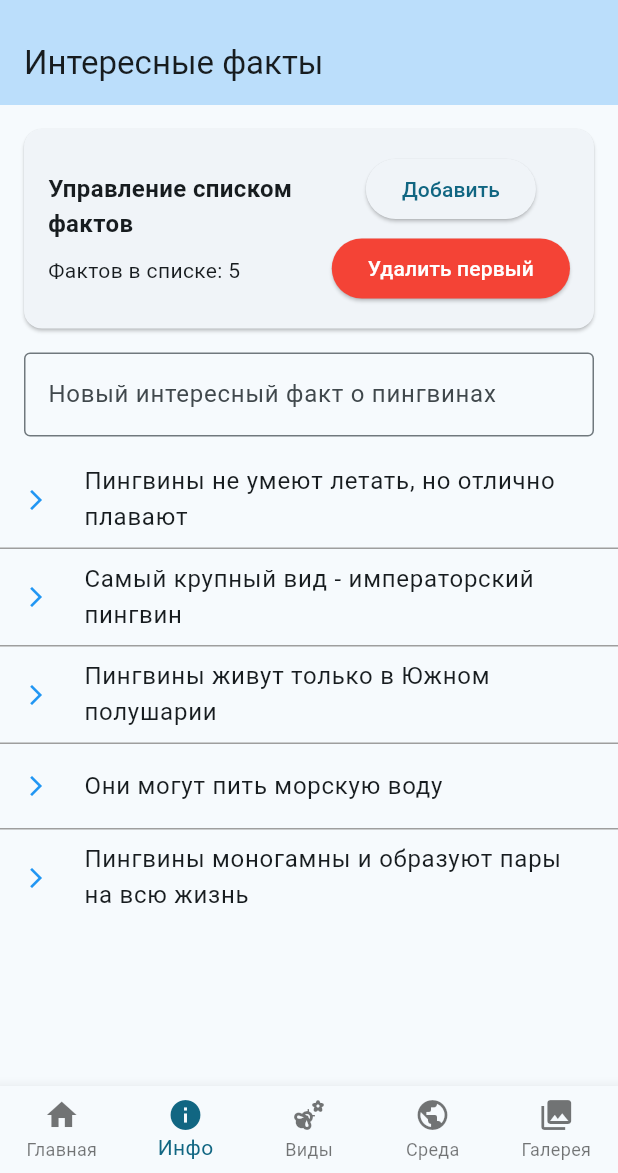
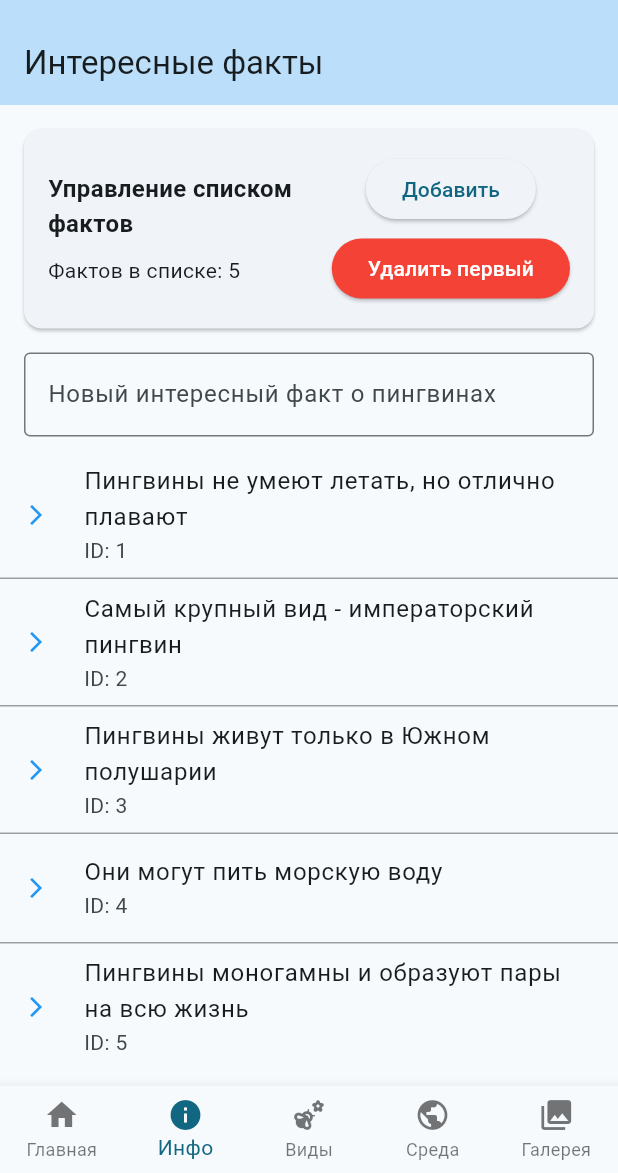
Before and after one commit to tezeku/rkmp, a Flutter app: the screen it shows after launch, item 2 of the bottom bar chosen, after a tap on "Добавить", on a phone screen of 412 x 824 dp, the part 63-1236 px from its top. Run offline on Flutter 3.47's test engine with Material 3 defaults, Android fonts, the phone set to English and light mode, and no system bars.

Commit message:
Add in info_screen keys.

```diff
--- a/lib/screens/info_screen.dart
+++ b/lib/screens/info_screen.dart
@@ -8,22 +8,28 @@
 }
 
 class _InfoScreenState extends State<InfoScreen> {
-  final List<String> _facts = [
-    'Пингвины не умеют летать, но отлично плавают',
-    'Самый крупный вид - императорский пингвин',
-    'Пингвины живут только в Южном полушарии',
-    'Они могут пить морскую воду',
-    'Пингвины моногамны и образуют пары на всю жизнь',
+  final List<Map<String, String>> _facts = [
+    {'id': '1', 'text': 'Пингвины не умеют летать, но отлично плавают'},
+    {'id': '2', 'text': 'Самый крупный вид - императорский пингвин'},
+    {'id': '3', 'text': 'Пингвины живут только в Южном полушарии'},
+    {'id': '4', 'text': 'Они могут пить морскую воду'},
+    {'id': '5', 'text': 'Пингвины моногамны и образуют пары на всю жизнь'},
   ];
 
   final TextEditingController _factController = TextEditingController();
 
+  int _nextId = 6;
+
   void _addFact() {
-    final fact = _factController.text;
-    if (fact.isNotEmpty) {
+    final text = _factController.text;
+    if (text.isNotEmpty) {
       setState(() {
-        _facts.add(fact);
+        _facts.add({
+          'id': _nextId.toString(),
+          'text': text
+        });
       });
+      _nextId++;
       _factController.clear();
     }
   }
@@ -108,10 +114,15 @@
                 color: Colors.grey,
               ),
               itemBuilder: (context, index) {
-                return ListTile(
-                  leading: const Icon(Icons.arrow_forward_ios,
-                      size: 16, color: Colors.blue),
-                  title: Text(_facts[index]),
+                final fact = _facts[index];
+
+                return KeyedSubtree(
+                  key: ValueKey(fact['id']), // Уникальный ключ на основе ID
+                  child: ListTile(
+                    leading: const Icon(Icons.arrow_forward_ios, size: 16, color: Colors.blue),
+                    title: Text(fact['text']!),
+                    subtitle: Text('ID: ${fact['id']}'),
+                  ),
                 );
               },
             ),
```
